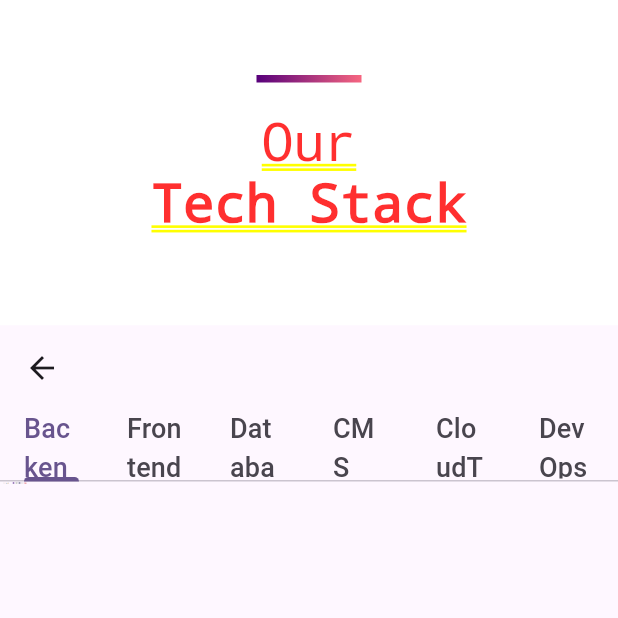
After one commit to mrxamjad/digiwellie-web, a Flutter app: the TechStackSection screen opened directly, on a phone screen of 412 x 824 dp, the top half of it. The commit adds this screen. Run offline on Flutter 3.47's test engine with Material 3 defaults, Android fonts, the phone set to English and light mode, and no system bars.

Commit message:
New module added

```diff
--- a/lib/constants/directory.dart
+++ b/lib/constants/directory.dart
@@ -38,4 +38,16 @@ class Dir {
   static const String scalBoard = "assets/images/Rectangle 17.png";
   static const String scalBoard2 = "assets/images/Rectangle 18.png";
   static const String scalBoard3 = "assets/images/Rectangle 19.png";
+
+  //Progmming language
+  static const String ruby = "assets/images/RubyOnRails.png";
+  static const String python = "assets/images/Python.png";
+  static const String php = "assets/images/PHP.png";
+  static const String nodejs = "assets/images/NodeJS.png";
+  static const String netCore = "assets/images/NETCore.png";
+  static const String mongoo = "assets/images/mon 1.png";
+  static const String java = "assets/images/Java.png";
+  static const String go = "assets/images/Go.pngg";
+  static const String mysql =
+      "assets/images/kisspng-mysqli-php-database-linux-coding-5ac4824a2e87e0 1.png";
 }
--- /dev/null
+++ b/lib/views/home_screen/components/tech_stack_section.dart
@@ -0,0 +1,90 @@
+import 'package:dw_web/components/gradiant_box.dart';
+import 'package:dw_web/constants/directory.dart';
+import 'package:flutter/material.dart';
+
+class TechStackSection extends StatelessWidget {
+  const TechStackSection({super.key});
+
+  @override
+  Widget build(BuildContext context) {
+    List<String> stackList = [
+      Dir.go,
+      Dir.java,
+      Dir.mysql,
+      Dir.mongoo,
+      Dir.netCore,
+      Dir.nodejs,
+      Dir.php,
+      Dir.python,
+      Dir.ruby
+    ];
+    return Container(
+      child: Column(
+        children: [
+          SizedBox(
+            height: 50,
+          ),
+          GradianBox(height: 5, width: 70),
+          SizedBox(
+            height: 20,
+          ),
+          Text(
+            "Our",
+            style: TextStyle(fontSize: 35, fontWeight: FontWeight.w100),
+          ),
+          Text(
+            "Tech Stack",
+            style: TextStyle(fontSize: 35, fontWeight: FontWeight.bold),
+          ),
+          SizedBox(
+            height: 60,
+          ),
+          SizedBox(
+            height: 400,
+            child: DefaultTabController(
+              length: 6,
+              child: Scaffold(
+                appBar: AppBar(
+                  bottom: const TabBar(
+                    tabs: [
+                      Tab(
+                          icon: Text(
+                        "Backend",
+                        style: TextStyle(fontSize: 18),
+                      )),
+                      Tab(
+                          icon:
+                              Text("Frontend", style: TextStyle(fontSize: 18))),
+                      Tab(
+                          icon: Text("Databases",
+                              style: TextStyle(fontSize: 18))),
+                      Tab(icon: Text("CMS", style: TextStyle(fontSize: 18))),
+                      Tab(
+                          icon: Text("CloudTesting",
+                              style: TextStyle(fontSize: 18))),
+                      Tab(icon: Text("DevOps", style: TextStyle(fontSize: 18))),
+                    ],
+                  ),
+                ),
+                body: Container(
+                  height: 300,
+                  width: MediaQuery.of(context).size.width,
+                  child: GridView.builder(
+                      itemCount: stackList.length,
+                      gridDelegate: SliverGridDelegateWithMaxCrossAxisExtent(
+                          maxCrossAxisExtent: 2),
+                      itemBuilder: (context, index) {
+                        return SizedBox(
+                            width: 160,
+                            height: 80,
+                            child: Image.asset(stackList[index]));
+                      }),
+                ),
+              ),
+            ),
+          ),
+        ],
+      ),
+    );
+  }
+}
--- a/lib/views/home_screen/home_screen.dart
+++ b/lib/views/home_screen/home_screen.dart
@@ -2,6 +2,7 @@ import 'package:dw_web/views/home_screen/components/client_list_section.dart';
 import 'package:dw_web/views/home_screen/components/development_approach_section.dart';
 import 'package:dw_web/views/home_screen/components/header_section.dart';
 import 'package:dw_web/views/home_screen/components/review_section.dart';
+import 'package:dw_web/views/home_screen/components/tech_stack_section.dart';
 import 'package:dw_web/views/home_screen/components/way_of_building_widget.dart';
 
 import 'package:flutter/material.dart';
@@ -29,6 +30,7 @@ class _HomeScreenState extends State<HomeScreen> {
     CaseStudySection(),
     WayOfBuildingSection(),
     DevelopmentApproachSection(),
+    TechStackSection(),
     Expanded(
       child: SelectableText("This last"),
     )
```
Also changed, not shown: assets/images/Go.png (added), assets/images/Java.png (added), assets/images/NETCore.png (added), assets/images/NodeJS.png (added), assets/images/PHP.png (added), assets/images/Python.png (added), assets/images/RubyOnRails.png (added), assets/images/kisspng-mysqli-php-database-linux-coding-5ac4824a2e87e0 1.png (added), assets/images/mon 1.png (added), 1 other file.
